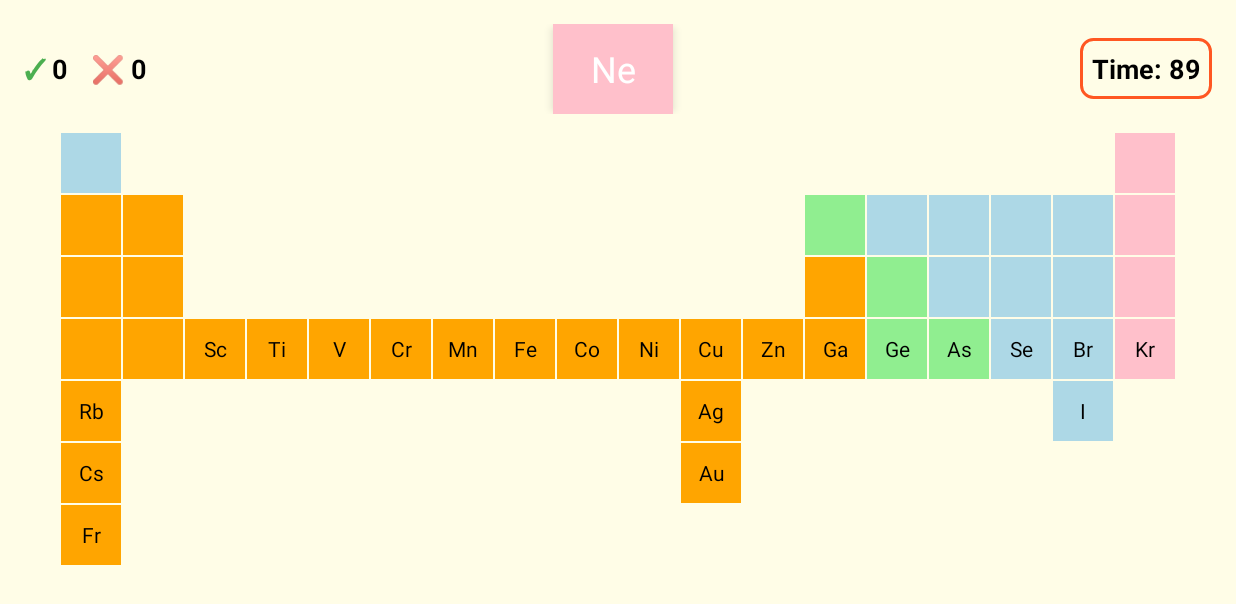
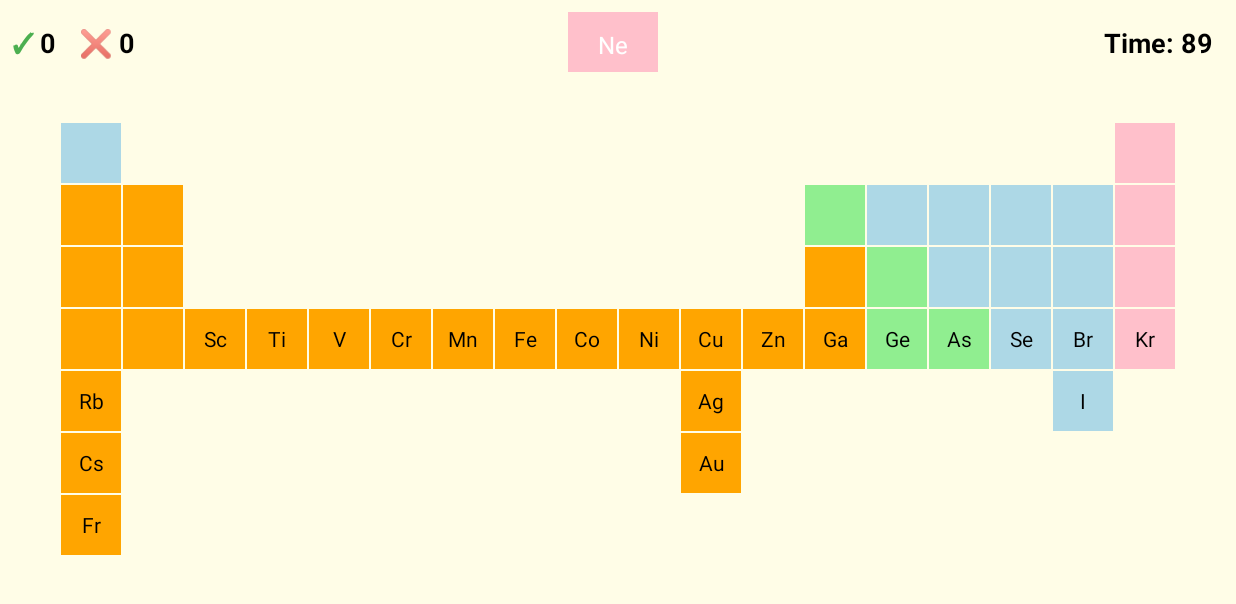
Before and after one commit to KangYiYao19/ChemStart, an Android app: the DragDropActivity screen opened directly, with no data from a screen before it, on a phone screen of 824 x 412 dp (held sideways). Shown: the top 604 px of the screen. Run offline under Robolectric (Android 15) with nearby library versions, the phone set to English and light mode, and no system bars.

Commit message:
style: DragDropActivity

```diff
--- a/app/src/main/java/com/example/chemstart/DragDropActivity.kt
+++ b/app/src/main/java/com/example/chemstart/DragDropActivity.kt
@@ -72,7 +72,7 @@ class DragDropActivity : AppCompatActivity() {
 
         val tile = TextView(this).apply {
             text = currentElement!!.symbol
-            textSize = 24f
+            textSize = 16f
             setTextColor(Color.WHITE)
             setBackgroundColor(getColorForElement(currentElement!!))
             gravity = Gravity.CENTER
--- a/app/src/main/res/drawable/element_tile_background.xml
+++ b/app/src/main/res/drawable/element_tile_background.xml
@@ -1,9 +1,9 @@
 <?xml version="1.0" encoding="utf-8"?>
 <shape xmlns:android="http://schemas.android.com/apk/res/android"
     android:shape="rectangle">
-    <solid android:color="#EEEEEE" />
+    <solid android:color="@color/soft_white" />
     <corners android:radius="8dp" />
     <stroke
         android:width="1dp"
-        android:color="#CCCCCC" />
+        android:color="@color/white" />
 </shape>
--- a/app/src/main/res/drawable/timer_background.xml
+++ b/app/src/main/res/drawable/timer_background.xml
@@ -2,8 +2,5 @@
 <shape xmlns:android="http://schemas.android.com/apk/res/android"
     android:shape="rectangle">
     <solid android:color="@color/soft_white" />
-    <stroke
-        android:width="2dp"
-        android:color="#FF5722" />
     <corners android:radius="8dp" />
 </shape>
--- a/app/src/main/res/layout/activity_drag_drop.xml
+++ b/app/src/main/res/layout/activity_drag_drop.xml
@@ -14,7 +14,7 @@
         android:layout_height="wrap_content"
         android:orientation="horizontal"
         android:gravity="center_vertical"
-        android:padding="8dp">
+        android:padding="0dp">
 
         <!-- Score Section -->
         <LinearLayout
@@ -68,10 +68,10 @@
 
             <FrameLayout
                 android:id="@+id/draggableElementContainer"
-                android:layout_width="80dp"
-                android:layout_height="60dp"
+                android:layout_width="60dp"
+                android:layout_height="40dp"
                 android:background="@drawable/element_tile_background"
-                android:elevation="4dp">
+                android:elevation="0dp">
 
                 <LinearLayout
                     android:layout_width="match_parent"
@@ -85,7 +85,7 @@
                         android:layout_width="wrap_content"
                         android:layout_height="wrap_content"
                         android:text="Pu"
-                        android:textSize="16sp"
+                        android:textSize="10sp"
                         android:textStyle="bold"
                         android:textColor="@color/black" />
 
@@ -137,7 +137,7 @@
 <!--    </LinearLayout>-->
 
     <!-- Periodic Table Grid -->
-    <HorizontalScrollView
+    <ScrollView
         android:layout_width="match_parent"
         android:layout_height="0dp"
         android:layout_weight="1"
@@ -160,6 +160,6 @@
                 android:orientation="horizontal"
                 android:layout_gravity="center" />
         </FrameLayout>
-    </HorizontalScrollView>
+    </ScrollView>
 
 </LinearLayout>
```
